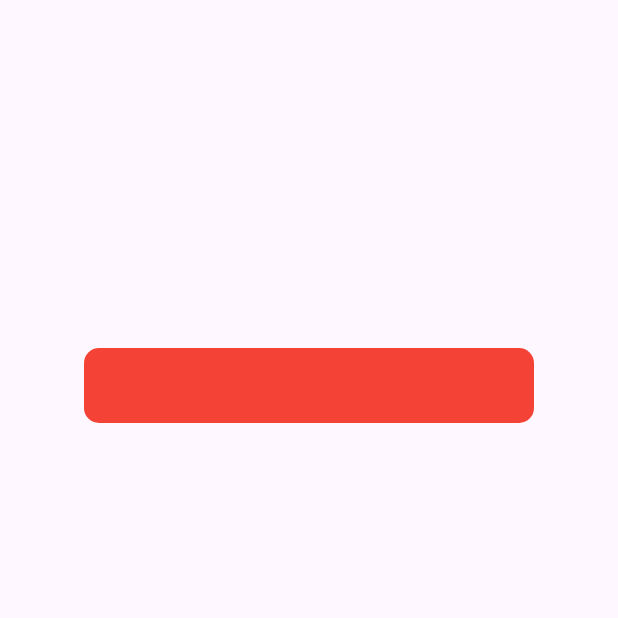
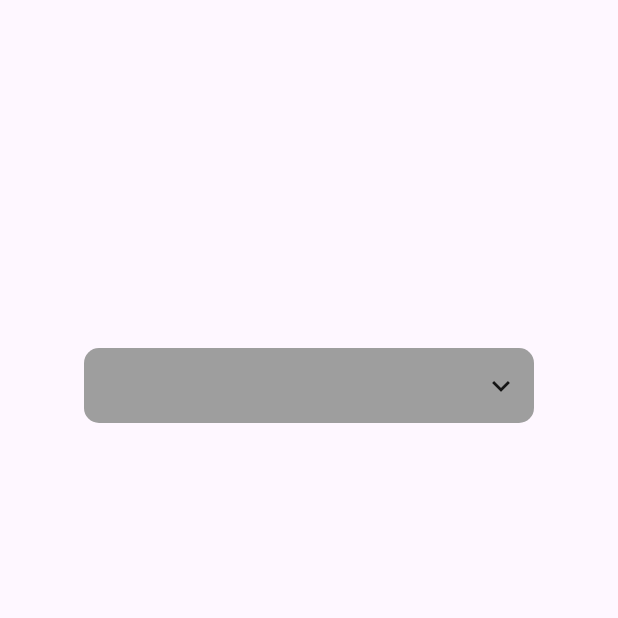
Before and after one commit to Lorenzobettega/simplesearchdropdown, a Flutter app: the screen it shows after launch, on a phone screen of 412 x 824 dp, the top half of it. Run offline on Flutter 3.47's test engine with Material 2 defaults, Android fonts, the phone set to English and light mode, and no system bars.

Commit message:
search dialog multiple funcionando mas sem scroll

```diff
--- a/lib/multiple/content_dialog_multiple.dart
+++ b/lib/multiple/content_dialog_multiple.dart
@@ -67,7 +67,7 @@ class _ContentMultipleState extends State<ContentMultiple> {
                   constraints: const BoxConstraints(maxHeight: 50,maxWidth: 300),
                   surfaceTintColor: const MaterialStatePropertyAll(Colors.white),
                   shape: MaterialStateProperty.all<OutlinedBorder>(const RoundedRectangleBorder(borderRadius: BorderRadius.all(Radius.circular(10.0)))),
-                  hintText: 'Pesquisar',
+                  hintText: 'Search',
                   side: MaterialStateProperty.all<BorderSide>(const BorderSide(style: BorderStyle.none,),),
                   onChanged: (a){
                     filtrarLista(a);
--- a/lib/multiple/multiple_dialog.dart
+++ b/lib/multiple/multiple_dialog.dart
@@ -10,8 +10,8 @@ class MultipleDialog extends StatefulWidget {
 
 class _MultipleDialogState extends State<MultipleDialog> {
 
-  double altura = 0;
-  bool aberto = false;
+  late double altura = 0;
+  late bool aberto = false;
   final List<String> selectedItems = [];
 
   void definir(){
@@ -23,6 +23,16 @@ class _MultipleDialogState extends State<MultipleDialog> {
       }
     });
     aberto = !aberto;
+  }
+
+  void onItemSelected(String val){
+    setState(() {
+      if (selectedItems.contains(val)) {
+        selectedItems.remove(val);
+      } else {
+        selectedItems.add(val);
+      }
+    });
   }
 
   @override
@@ -38,20 +48,43 @@ class _MultipleDialogState extends State<MultipleDialog> {
               constraints: const BoxConstraints(maxHeight: 50,maxWidth: 300,minHeight: 50,minWidth: 300),
               decoration: const BoxDecoration(
                 borderRadius: BorderRadius.all(Radius.circular(10)),
-                color: Colors.red
+                color: Colors.grey
+              ),
+              child: Padding(
+                padding: const EdgeInsets.symmetric(horizontal: 10),
+                child: Row(
+                  mainAxisAlignment: MainAxisAlignment.spaceBetween,
+                  children: [
+                    Expanded(
+                      child: ListView.separated(
+                        scrollDirection: Axis.horizontal,
+                        separatorBuilder: (context, index) => const SizedBox(width: 5),
+                        itemCount: selectedItems.length,
+                        itemBuilder: (context, index) {
+                          return Card(
+                            elevation: 10,
+                            child: Padding(
+                              padding: const EdgeInsets.symmetric(horizontal: 20,vertical: 5),
+                              child: Row(
+                                mainAxisAlignment: MainAxisAlignment.spaceBetween,
+                                children: [
+                                  Text(selectedItems[index]),
+                                  InkWell(onTap: () => onItemSelected(selectedItems[index]),child: const Icon(Icons.close),)
+                                ],
+                              ),
+                            ),
+                          );
+                        },
+                      ),
+                    ),
+                    Icon(aberto ? Icons.keyboard_arrow_up : Icons.keyboard_arrow_down)
+                  ],
+                ),
               ),
             ),
           ),
           ContentMultiple(
-            onItemSelected: (value) {
-              setState(() {
-                if (selectedItems.contains(value)) {
-                  selectedItems.remove(value);
-                } else {
-                  selectedItems.add(value);
-                }
-              });
-            },
+            onItemSelected: (value) => onItemSelected(value),
             listItens: const ['A','B','C','D',],
             altura: altura,
             selectedItens: selectedItems,
--- a/lib/single/searchdialog.dart
+++ b/lib/single/searchdialog.dart
@@ -94,7 +94,7 @@ class SearchDialogState extends State<SearchDialog> {
         children: [
           SearchBar(
             trailing: widget.actions ?? [
-              aberto ? const Icon(Icons.keyboard_arrow_up) : const Icon(Icons.keyboard_arrow_down)
+              Icon(aberto ? Icons.keyboard_arrow_up : Icons.keyboard_arrow_down)
             ],
             controller: widget.controllerBar,
             backgroundColor: MaterialStatePropertyAll(widget.backgroundColor ?? Colors.white),
```
